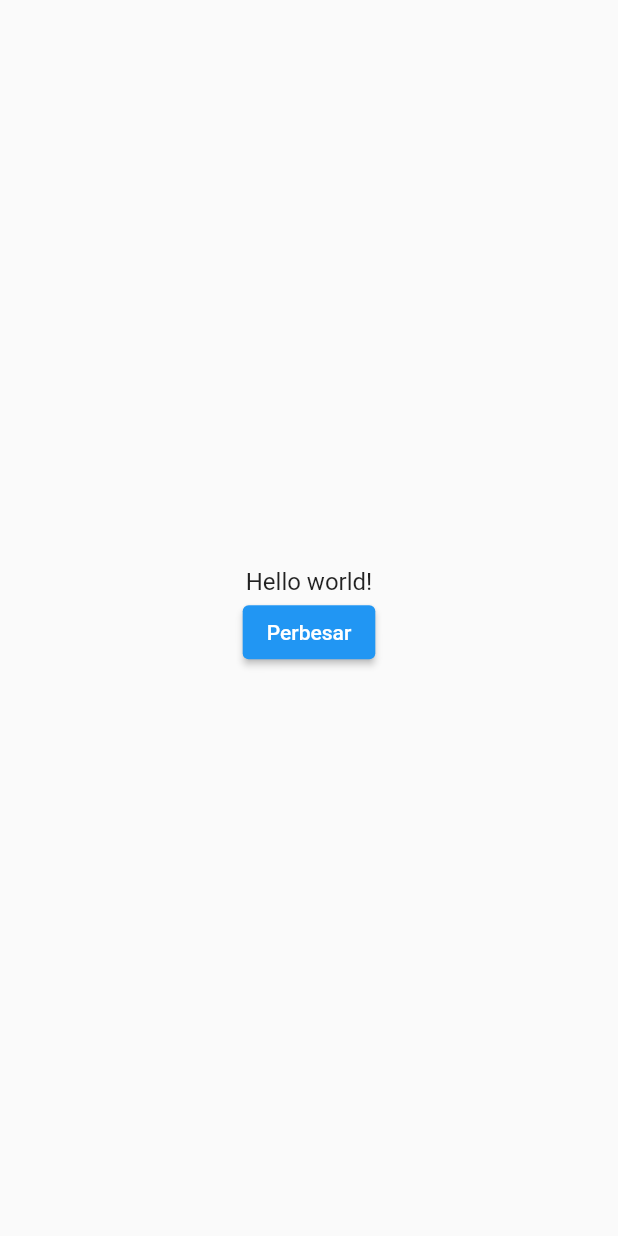
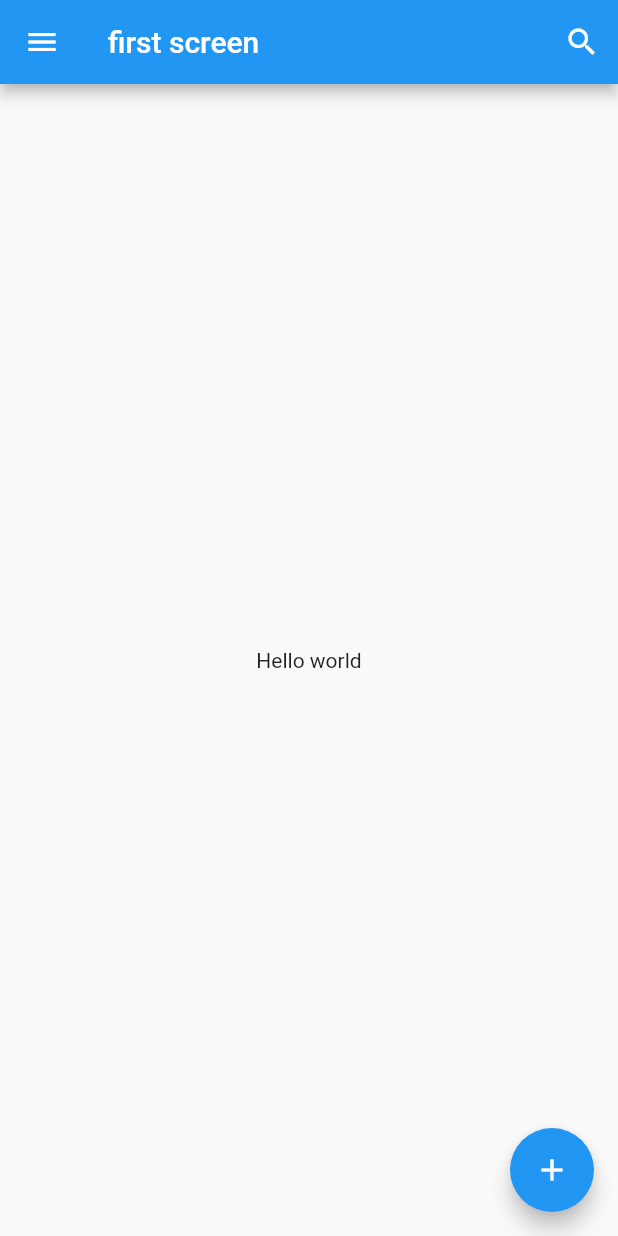
Before and after one commit to haritsdev/teguh_dicoding_flutter_basic, a Flutter app: the screen it shows after launch, on a phone screen of 412 x 824 dp. Run offline on Flutter 3.47's test engine with Material 2 defaults, Android fonts, the phone set to English and light mode, and no system bars.

Commit message:
Pengenalan dasar widget scaffold

```diff
--- a/teguh_dicoding_basic/lib/main.dart
+++ b/teguh_dicoding_basic/lib/main.dart
@@ -6,61 +6,33 @@ class MyApp extends StatelessWidget {
   @override
   Widget build(BuildContext context) {
     return MaterialApp(
-      title: 'Flutter Demo',
-      theme: ThemeData(
-        primarySwatch: Colors.blue,
+        title: 'Flutter Demo',
+        theme: ThemeData(primarySwatch: Colors.blue),
+        home: FirstScreen());
+  }
+}
+
+class FirstScreen extends StatelessWidget {
+  @override
+  Widget build(BuildContext context) {
+    return Scaffold(
+      appBar: AppBar(
+          leading: IconButton(
+            icon: Icon(Icons.menu, color: Colors.white),
+            onPressed: () {},
+          ),
+          title: const Text('first screen'),
+          actions: <Widget>[
+            IconButton(
+                icon: Icon(Icons.search, color: Colors.white), onPressed: () {})
+          ]),
+      body: Center(
+        child: Text('Hello world'),
       ),
-      home: Scaffold(
-        body: Center(
-          child: BiggerText(
-              text: "Hello world!"), // Ubah widget Heading ke PerubahanText
-        ),
+      floatingActionButton: FloatingActionButton(
+        onPressed: () {},
+        child: Icon(Icons.add),
       ),
     );
   }
 }
-
-class Heading extends StatelessWidget {
-  final String text;
-
-  Heading({this.text});
-
-  @override
-  Widget build(BuildContext context) {
-    return Text(
-      text,
-      style: TextStyle(
-        fontSize: 24.0,
-        fontWeight: FontWeight.bold,
-      ),
-    );
-  }
-}
-
-class BiggerText extends StatefulWidget {
-  final String text;
-  const BiggerText({this.text});
-  @override
-  _BiggerTextState createState() => _BiggerTextState();
-}
-
-class _BiggerTextState extends State<BiggerText> {
-  double _textSize = 16.0;
-  @override
-  Widget build(BuildContext context) {
-    return Column(
-      mainAxisAlignment: MainAxisAlignment.center,
-      children: <Widget>[
-        Text(widget.text, style: TextStyle(fontSize: _textSize)),
-        ElevatedButton(
-          child: Text("Perbesar"),
-          onPressed: () {
-            setState(() {
-              _textSize = 32.0;
-            });
-          },
-        )
-      ],
-    );
-  }
-}
```
Also changed, not shown: teguh_dicoding_basic/catatan.txt (added, +39 -0 lines).
